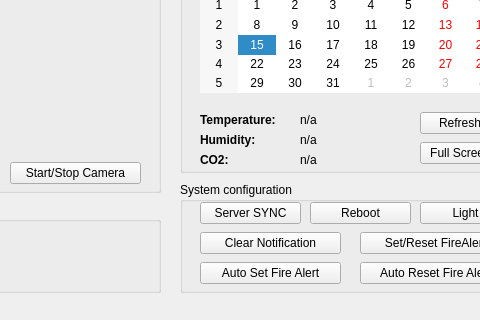
Above: form.ui from ngxx-fus/SIC-IoT-CapStoneProject before the change; both pictures show x 210 to 690 and y 178 to 498 of the 800 by 600 pixel window. Below: the same form after it.
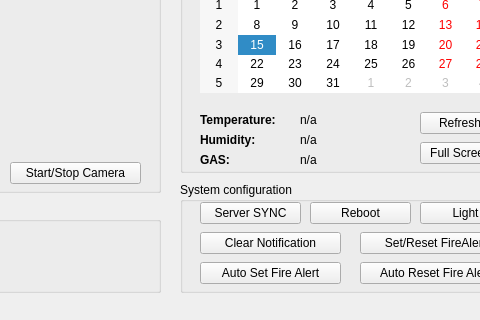
That is the form after the change. Icons and pictures are not drawn.

The edit to the form file:
```diff
--- a/form.ui
+++ b/form.ui
@@ -207,7 +207,7 @@
      </font>
     </property>
     <property name="text">
-     <string>CO2:</string>
+     <string>GAS:</string>
     </property>
    </widget>
    <widget class="QPushButton" name="FullScreenButton">
```
Left out of the diff: 4 changed lines with no effect on the pictures.
